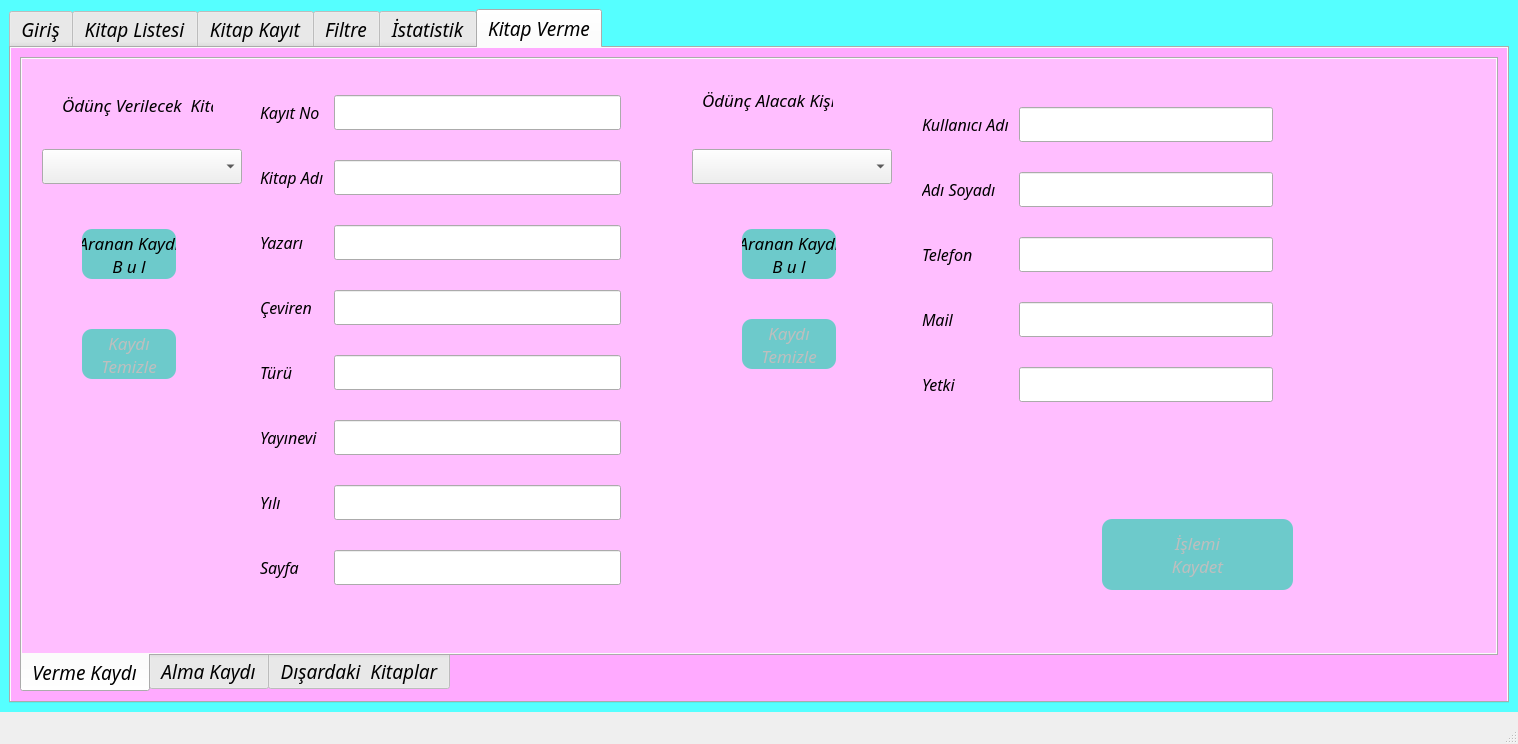
This is cuis/library.ui in ibrahimyasar68/PdSqliteLib as Qt 5 draws it before an edit. The edited form follows.
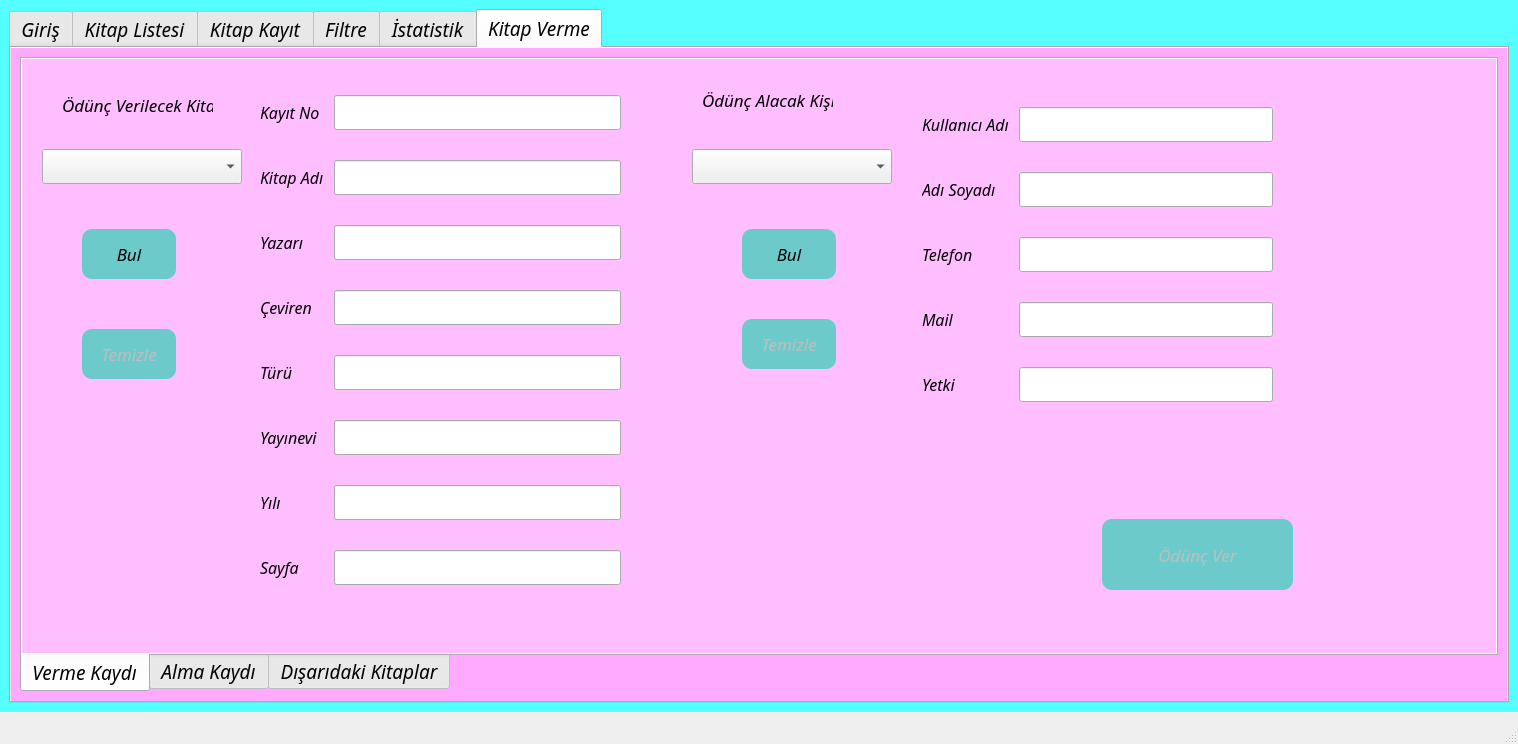
This is the edited form. The open tabs and pages were chosen to show the change. Icons and pictures are not drawn.

What changed in the file:
```diff
--- a/cuis/library.ui
+++ b/cuis/library.ui
@@ -3061,8 +3061,7 @@
 </string>
             </property>
             <property name="text">
-             <string>Aranan Kaydı
-B u l</string>
+             <string>Bul</string>
             </property>
            </widget>
            <widget class="QWidget" name="formLayoutWidget_11">
@@ -3344,8 +3343,7 @@
 </string>
             </property>
             <property name="text">
-             <string>İşlemi
-Kaydet</string>
+             <string>Ödünç Ver</string>
             </property>
            </widget>
            <widget class="QComboBox" name="comboBox_6_1_1_liste_kitap">
@@ -3382,7 +3380,7 @@
              </font>
             </property>
             <property name="text">
-             <string>Ödünç Verilecek  Kitap</string>
+             <string>Ödünç Verilecek Kitap</string>
             </property>
            </widget>
            <widget class="QPushButton" name="pushButton_6_1_2_bul_kisi">
@@ -3434,8 +3432,7 @@
 </string>
             </property>
             <property name="text">
-             <string>Aranan Kaydı
-B u l</string>
+             <string>Bul</string>
             </property>
            </widget>
            <widget class="QComboBox" name="comboBox_6_1_2_liste_kisi">
@@ -3682,8 +3679,7 @@
 </string>
             </property>
             <property name="text">
-             <string>Kaydı
-Temizle</string>
+             <string>Temizle</string>
             </property>
            </widget>
            <widget class="QPushButton" name="pushButton_6_1_2_bul_kisi_temizle">
@@ -3738,8 +3734,7 @@
 </string>
             </property>
             <property name="text">
-             <string>Kaydı
-Temizle</string>
+             <string>Temizle</string>
             </property>
            </widget>
           </widget>
@@ -4486,7 +4481,7 @@
           </widget>
           <widget class="QWidget" name="tab_6_3">
            <attribute name="title">
-            <string>Dışardaki  Kitaplar</string>
+            <string>Dışarıdaki Kitaplar</string>
            </attribute>
            <widget class="QPushButton" name="pushButton_3_3_Sil_2">
             <property name="enabled">
```
Left out of the diff: 93 changed lines with no effect on the pictures.
